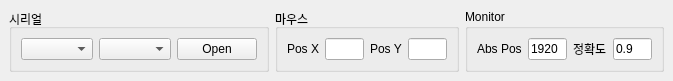
Qt form UI/test.ui (KimByungSu1/pythonProject) before a commit.
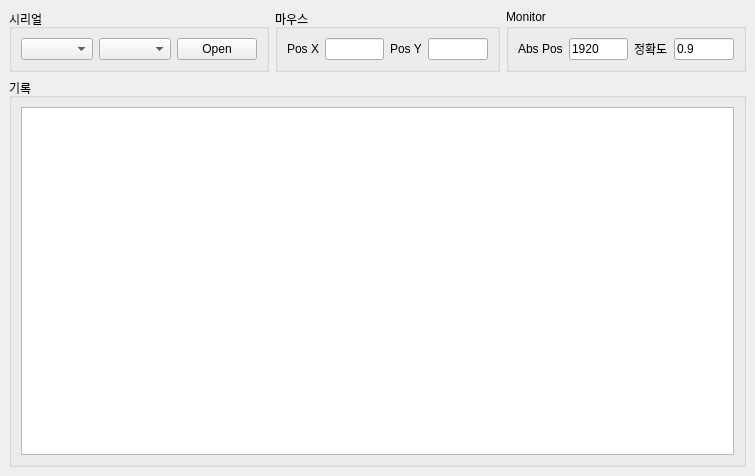
The same form after that commit.

Patch:
```diff
--- a/UI/test.ui
+++ b/UI/test.ui
@@ -6,8 +6,8 @@
    <rect>
     <x>0</x>
     <y>0</y>
-    <width>673</width>
-    <height>73</height>
+    <width>755</width>
+    <height>476</height>
    </rect>
   </property>
   <property name="windowTitle">
@@ -103,6 +103,34 @@
       </layout>
      </widget>
     </item>
+    <item row="1" column="0" colspan="3">
+     <widget class="QGroupBox" name="groupBox">
+      <property name="title">
+       <string>기록</string>
+      </property>
+      <layout class="QGridLayout" name="gridLayout_5">
+       <item row="0" column="0">
+        <widget class="QTextEdit" name="te_log">
+         <property name="font">
+          <font>
+           <pointsize>12</pointsize>
+          </font>
+         </property>
+         <property name="readOnly">
+          <bool>true</bool>
+         </property>
+         <property name="html">
+          <string>&lt;!DOCTYPE HTML PUBLIC &quot;-//W3C//DTD HTML 4.0//EN&quot; &quot;http://www.w3.org/TR/REC-html40/strict.dtd&quot;&gt;
+&lt;html&gt;&lt;head&gt;&lt;meta name=&quot;qrichtext&quot; content=&quot;1&quot; /&gt;&lt;style type=&quot;text/css&quot;&gt;
+p, li { white-space: pre-wrap; }
+&lt;/style&gt;&lt;/head&gt;&lt;body style=&quot; font-family:'Gulim'; font-size:12pt; font-weight:400; font-style:normal;&quot;&gt;
+&lt;p style=&quot;-qt-paragraph-type:empty; margin-top:0px; margin-bottom:0px; margin-left:0px; margin-right:0px; -qt-block-indent:0; text-indent:0px; font-size:16pt;&quot;&gt;&lt;br /&gt;&lt;/p&gt;&lt;/body&gt;&lt;/html&gt;</string>
+         </property>
+        </widget>
+       </item>
+      </layout>
+     </widget>
+    </item>
    </layout>
   </widget>
  </widget>
```
